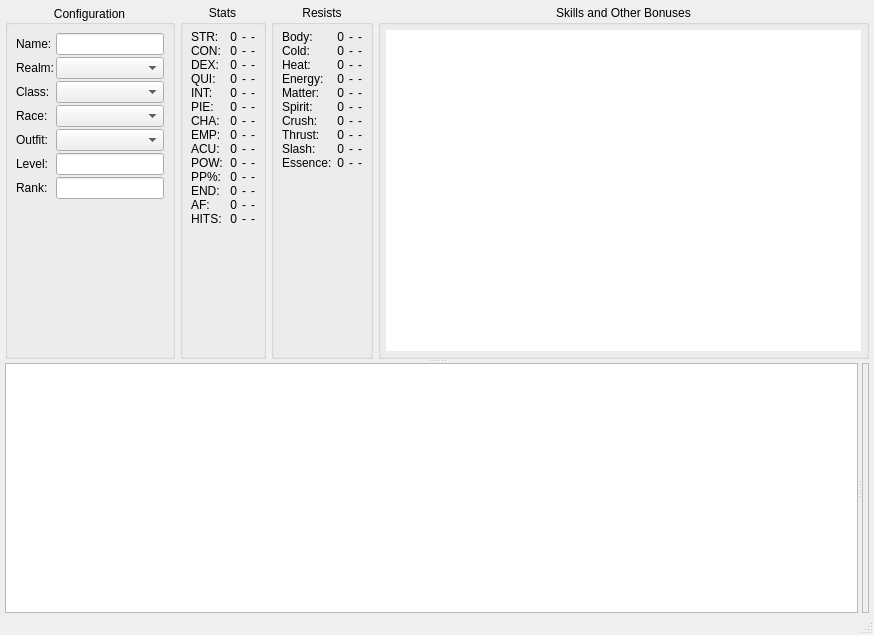
The window that interface/MainWindow.ui (WesRoach/SpellcraftingCalculator) describes before a commit, drawn with Qt 5.
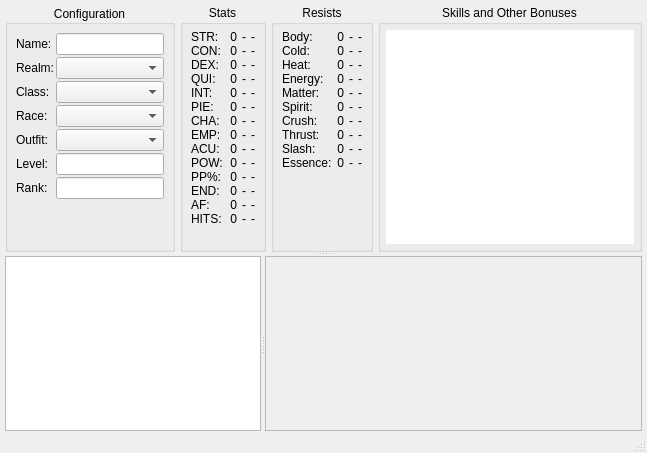
The same window after the commit.

Patch:
```diff
--- a/interface/MainWindow.ui
+++ b/interface/MainWindow.ui
@@ -6,8 +6,8 @@
    <rect>
     <x>0</x>
     <y>0</y>
-    <width>874</width>
-    <height>635</height>
+    <width>647</width>
+    <height>453</height>
    </rect>
   </property>
   <property name="windowTitle">
@@ -1445,6 +1445,12 @@
            </column>
           </widget>
           <widget class="QStackedWidget" name="ItemStackedWidget">
+           <property name="sizePolicy">
+            <sizepolicy hsizetype="Preferred" vsizetype="Preferred">
+             <horstretch>1</horstretch>
+             <verstretch>0</verstretch>
+            </sizepolicy>
+           </property>
            <property name="frameShape">
             <enum>QFrame::StyledPanel</enum>
            </property>
```
